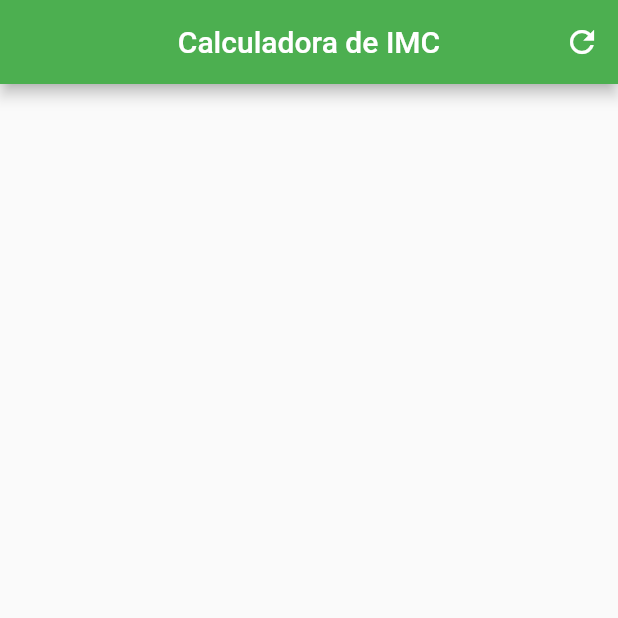
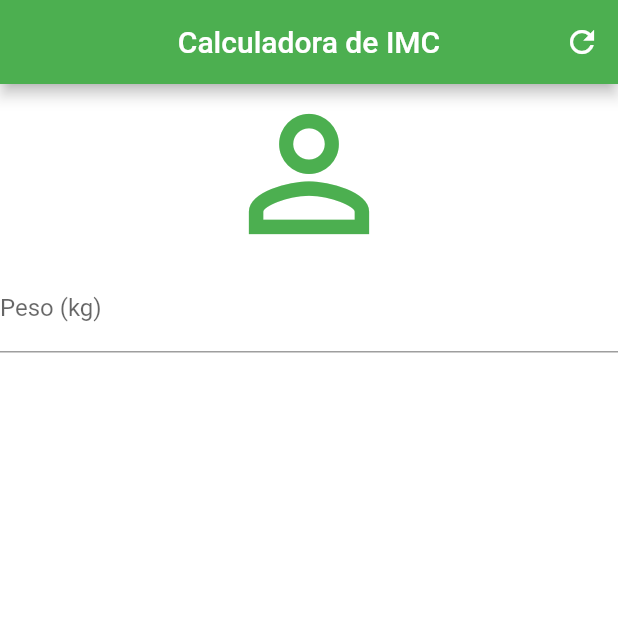
Before and after one commit to denysdev3/calculadora_imc, a Flutter app: the screen it shows after launch, on a phone screen of 412 x 824 dp, the top half of it. Run offline on Flutter 3.47's test engine with Material 2 defaults, Android fonts, the phone set to English and light mode, and no system bars.

Commit message:
Start 2 commit!

```diff
--- a/lib/main.dart
+++ b/lib/main.dart
@@ -27,6 +27,18 @@ class _HomeState extends State<Home> {
             onPressed: () {},)
         ],
       ),
+      backgroundColor: Colors.white,
+      body: Column(
+        crossAxisAlignment: CrossAxisAlignment.stretch,
+        children: <Widget>[
+          Icon(Icons.person_outline, size: 120.0,color: Colors.green),
+          TextField(keyboardType: TextInputType.number,
+            decoration: InputDecoration(
+              labelText: "Peso (kg)"
+            ),
+          )
+        ],
+      ),
     );
   }
 }
```
